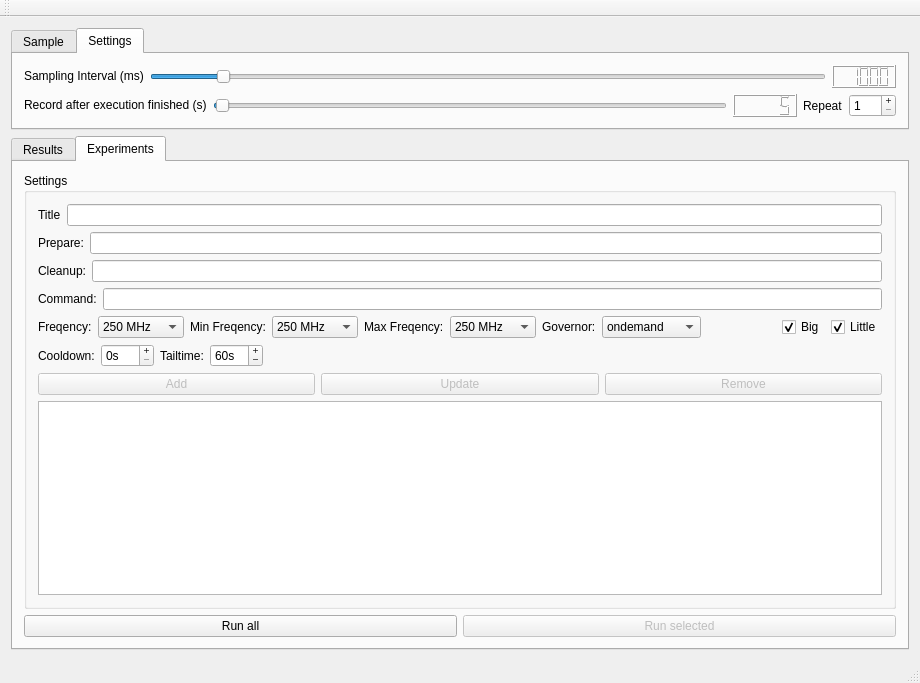
Before: the Qt Designer form odroidreader.ui in TUD-OS/OdroidReader, drawn with Qt 5.
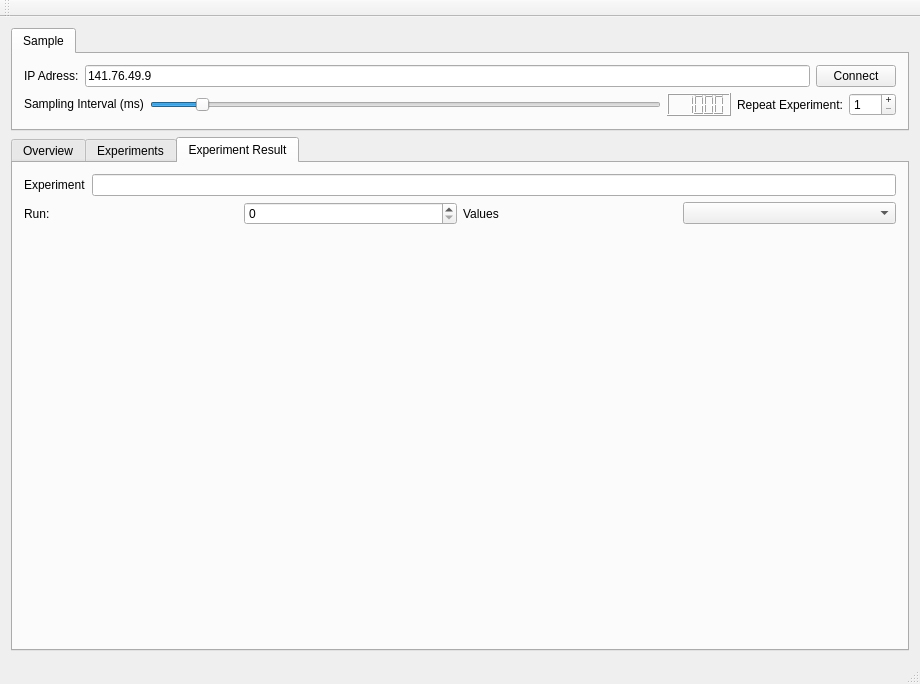
After: the same form once the commit is applied. The open tabs and pages were chosen to show the change. Custom widgets are drawn as their Qt base class.

Commit message: Working version with experiments

Patch:
```diff
--- a/odroidreader.ui
+++ b/odroidreader.ui
@@ -7,7 +7,7 @@
     <x>0</x>
     <y>0</y>
     <width>920</width>
-    <height>624</height>
+    <height>678</height>
    </rect>
   </property>
   <property name="windowTitle">
@@ -54,38 +54,6 @@
          </layout>
         </item>
         <item>
-         <layout class="QHBoxLayout" name="horizontalLayout_3">
-          <item>
-           <widget class="QLabel" name="label_2">
-            <property name="text">
-             <string>Command:</string>
-            </property>
-           </widget>
-          </item>
-          <item>
-           <widget class="QLineEdit" name="command">
-            <property name="text">
-             <string>find /</string>
-            </property>
-           </widget>
-          </item>
-          <item>
-           <widget class="QPushButton" name="execute">
-            <property name="text">
-             <string>Execute</string>
-            </property>
-           </widget>
-          </item>
-         </layout>
-        </item>
-       </layout>
-      </widget>
-      <widget class="QWidget" name="tab_2">
-       <attribute name="title">
-        <string>Settings</string>
-       </attribute>
-       <layout class="QVBoxLayout" name="verticalLayout_3">
-        <item>
          <layout class="QHBoxLayout" name="horizontalLayout_4">
           <item>
            <widget class="QLabel" name="label_3">
@@ -103,7 +71,7 @@
           <item>
            <widget class="QSlider" name="samplingInterval">
             <property name="minimum">
-             <number>10</number>
+             <number>100</number>
             </property>
             <property name="maximum">
              <number>10000</number>
@@ -138,68 +106,10 @@
             </property>
            </widget>
           </item>
-         </layout>
-        </item>
-        <item>
-         <layout class="QHBoxLayout" name="horizontalLayout_5">
-          <item>
-           <widget class="QLabel" name="label_4">
-            <property name="sizePolicy">
-             <sizepolicy hsizetype="Preferred" vsizetype="Maximum">
-              <horstretch>0</horstretch>
-              <verstretch>0</verstretch>
-             </sizepolicy>
-            </property>
-            <property name="text">
-             <string>Record after execution finished (s)</string>
-            </property>
-           </widget>
-          </item>
-          <item>
-           <widget class="QSlider" name="keepTime">
-            <property name="minimum">
-             <number>0</number>
-            </property>
-            <property name="maximum">
-             <number>1000</number>
-            </property>
-            <property name="singleStep">
-             <number>1</number>
-            </property>
-            <property name="pageStep">
-             <number>100</number>
-            </property>
-            <property name="value">
-             <number>5</number>
-            </property>
-            <property name="sliderPosition">
-             <number>5</number>
-            </property>
-            <property name="orientation">
-             <enum>Qt::Horizontal</enum>
-            </property>
-           </widget>
-          </item>
-          <item>
-           <widget class="QLCDNumber" name="ktDisplay">
-            <property name="sizePolicy">
-             <sizepolicy hsizetype="Minimum" vsizetype="Maximum">
-              <horstretch>0</horstretch>
-              <verstretch>0</verstretch>
-             </sizepolicy>
-            </property>
-            <property name="segmentStyle">
-             <enum>QLCDNumber::Filled</enum>
-            </property>
-            <property name="intValue" stdset="0">
-             <number>5</number>
-            </property>
-           </widget>
-          </item>
           <item>
            <widget class="QLabel" name="label_5">
             <property name="text">
-             <string>Repeat</string>
+             <string>Repeat Experiment:</string>
             </property>
            </widget>
           </item>
@@ -231,11 +141,11 @@
        </sizepolicy>
       </property>
       <property name="currentIndex">
-       <number>1</number>
+       <number>2</number>
       </property>
       <widget class="QWidget" name="tab_3">
        <attribute name="title">
-        <string>Results</string>
+        <string>Overview</string>
        </attribute>
        <layout class="QHBoxLayout" name="horizontalLayout_6">
         <item>
@@ -870,6 +780,76 @@
         </item>
        </layout>
       </widget>
+      <widget class="QWidget" name="result">
+       <attribute name="title">
+        <string>Experiment Result</string>
+       </attribute>
+       <layout class="QHBoxLayout" name="horizontalLayout_3" stretch="0">
+        <item>
+         <layout class="QVBoxLayout" name="verticalLayout_3">
+          <item>
+           <layout class="QHBoxLayout" name="horizontalLayout_5">
+            <item>
+             <widget class="QLabel" name="label_2">
+              <property name="text">
+               <string>Experiment</string>
+              </property>
+             </widget>
+            </item>
+            <item>
+             <widget class="QLineEdit" name="currentExp">
+              <property name="readOnly">
+               <bool>true</bool>
+              </property>
+             </widget>
+            </item>
+           </layout>
+          </item>
+          <item>
+           <layout class="QHBoxLayout" name="horizontalLayout_14">
+            <item>
+             <widget class="QLabel" name="label_4">
+              <property name="text">
+               <string>Run:</string>
+              </property>
+             </widget>
+            </item>
+            <item>
+             <widget class="QSpinBox" name="runNo"/>
+            </item>
+            <item>
+             <widget class="QLabel" name="label_16">
+              <property name="text">
+               <string>Values</string>
+              </property>
+             </widget>
+            </item>
+            <item>
+             <widget class="QComboBox" name="dispUnit"/>
+            </item>
+           </layout>
+          </item>
+          <item>
+           <layout class="QHBoxLayout" name="horizontalLayout_15">
+            <item>
+             <widget class="QCustomPlot" name="selectPower" native="true"/>
+            </item>
+            <item>
+             <widget class="QwtPlot" name="runGraph">
+              <property name="sizePolicy">
+               <sizepolicy hsizetype="Preferred" vsizetype="MinimumExpanding">
+                <horstretch>0</horstretch>
+                <verstretch>0</verstretch>
+               </sizepolicy>
+              </property>
+             </widget>
+            </item>
+           </layout>
+          </item>
+         </layout>
+        </item>
+       </layout>
+      </widget>
      </widget>
     </item>
    </layout>
@@ -901,6 +881,12 @@
    <extends>QFrame</extends>
    <header>qwt_plot.h</header>
   </customwidget>
+  <customwidget>
+   <class>QCustomPlot</class>
+   <extends>QWidget</extends>
+   <header>qcustomplot.h</header>
+   <container>1</container>
+  </customwidget>
  </customwidgets>
  <resources/>
  <connections>
```
Left out of the diff: 115 changed lines with no effect on the pictures. The commit also changes 10 other files.
